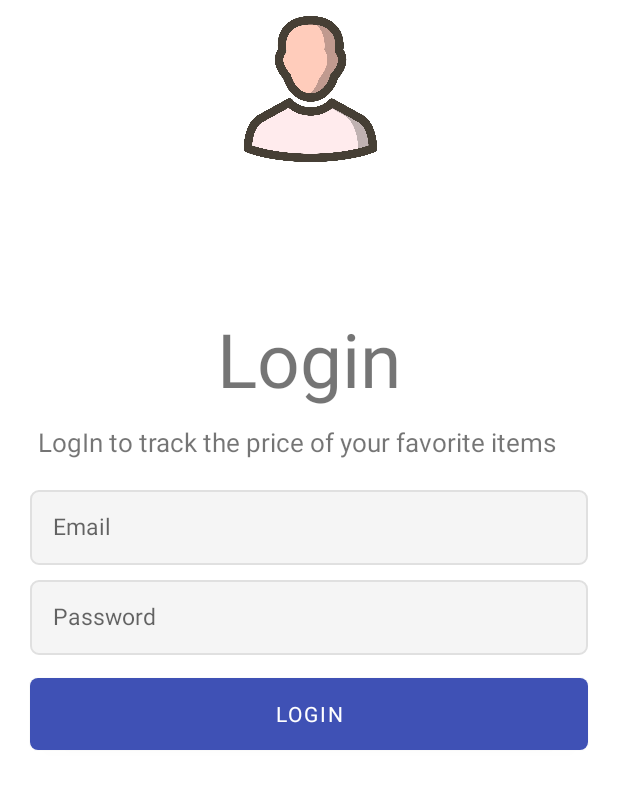
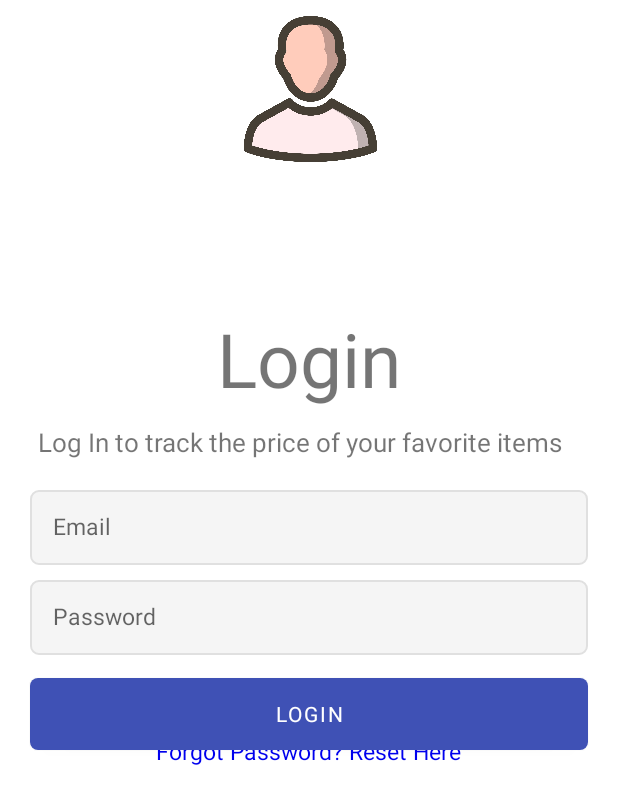
Before and after one commit to joenjogu/jumia-price-tracker, an Android app: the screen it shows after launch (MainActivity), on a phone screen of 412 x 824 dp. Shown: the top 804 px of the screen. Run offline under Robolectric (Android 15) with nearby library versions, the phone set to English and light mode, and no system bars; our stand-ins replace Firebase (no records; nobody signed in at launch, a user with empty details on screens opened directly); pictures from the network do not load; 2 statements that could not run were skipped.

Commit message:
Added ability to reset password

```diff
--- a/app/src/main/res/layout/fragment_login.xml
+++ b/app/src/main/res/layout/fragment_login.xml
@@ -94,6 +94,18 @@
         android:text="@string/not_registered"
         android:textSize="15sp" />
 
+    <TextView
+        android:id="@+id/tv_reset_password"
+        android:text="@string/forgot_password_reset_here"
+        android:textColor="@color/colorHyperlink"
+        android:textSize="15sp"
+        android:clickable="true"
+        android:focusable="true"
+        android:layout_width="wrap_content"
+        android:layout_height="wrap_content"
+        android:layout_centerHorizontal="true"
+        android:layout_marginTop="490dp"/>
+
     <ProgressBar
         android:id="@+id/loginprogressbar"
         style="?android:attr/progressBarStyle"
--- a/app/src/main/res/values/strings.xml
+++ b/app/src/main/res/values/strings.xml
@@ -16,7 +16,7 @@
     <string name="re_type_password">Re-type Password</string>
     <string name="first_name">First Name</string>
     <string name="last_name">Last Name</string>
-    <string name="logintag">LogIn to track the price of your favorite items</string>
+    <string name="logintag">Log In to track the price of your favorite items</string>
     <string name="product_image">product image</string>
     <string name="by">by</string>
     <string name="current_price_ksh">Current Price: Ksh. %1$d</string>
@@ -46,4 +46,5 @@
     <string name="empty_tracklist_info">Your Tracklist is empty.\n Click the SHOP tab on the left to add new items.</string>
     <string name="email_address">Email Address</string>
     <string name="verification_status">Verification Status</string>
+    <string name="forgot_password_reset_here">Forgot Password? Reset Here</string>
 </resources>
```
Also changed, not shown: app/src/main/java/com/example/jpt_demo/LoginFragment.kt (+20 -4 lines).
